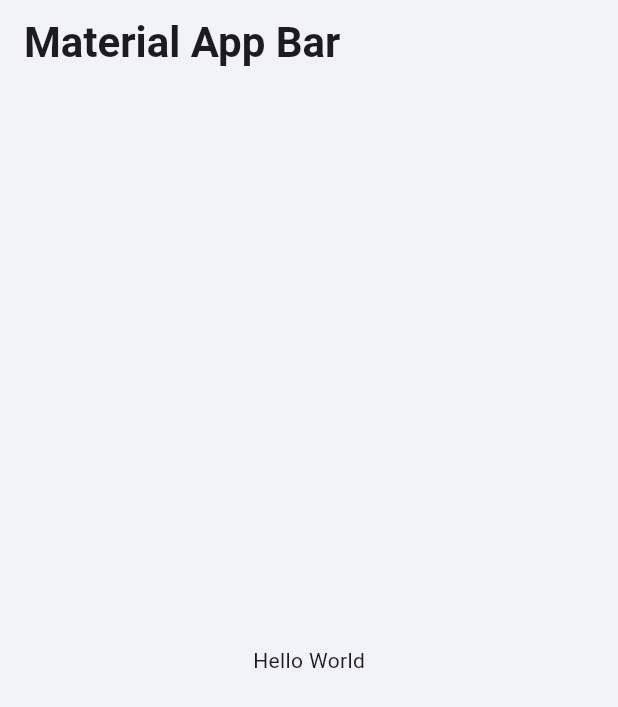
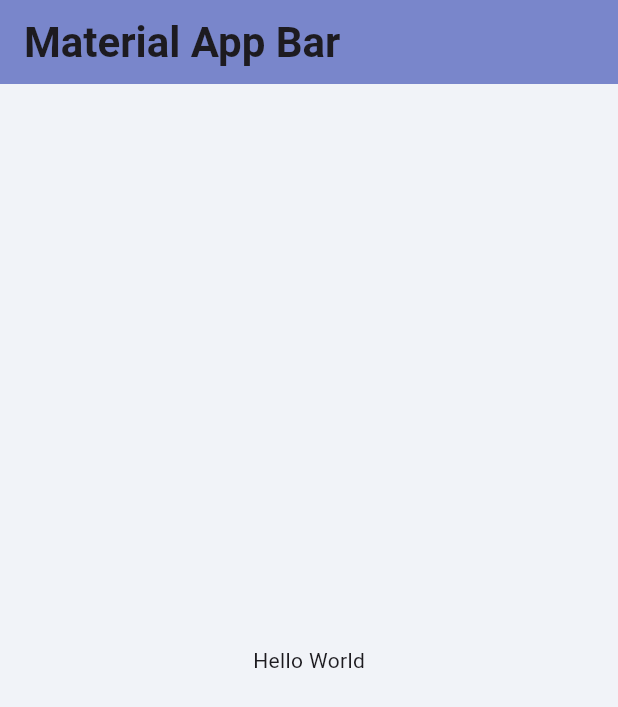
Before and after one commit to trungtinh961/architecture_theme, a Flutter app: the screen it shows after launch, on a phone screen of 412 x 824 dp. Shown: the top 707 px of the screen. Run offline on Flutter 3.47's test engine with Material 3 defaults, Android fonts, the phone set to English and light mode, and no system bars; Roboto replaces fonts that are missing (POPPINS).

Commit message:
Update app_theme_light.dart

```diff
--- a/lib/theme/app_theme_light.dart
+++ b/lib/theme/app_theme_light.dart
@@ -20,7 +20,7 @@ class AppThemeLight extends AppTheme with ILightTheme {
         textTheme: textTheme(),
         brightness: Brightness.light,
         appBarTheme: ThemeData.light().appBarTheme.copyWith(
-            color: Colors.transparent,
+            color: Colors.indigo.shade300,
             elevation: 0,
             iconTheme: IconThemeData(color: Colors.black87, size: 21)),
         inputDecorationTheme: InputDecorationTheme(
```
